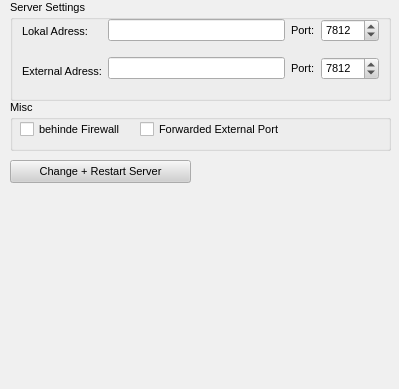
First picture: the form in retroshare-gui/src/gui/Settings/ServerPage.ui, repository RetroShare/RetroShare, before the edit.
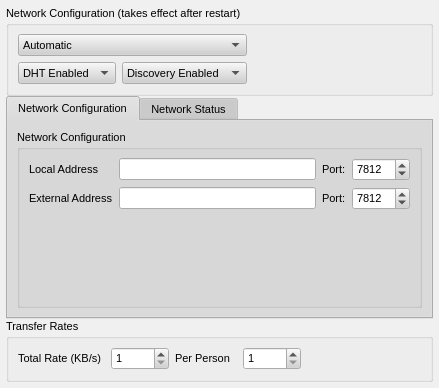
Second picture: the form after the edit.

Commit message: * update Preferences and Settings forms

The edit to the form file:
```diff
--- a/retroshare-gui/src/gui/Settings/ServerPage.ui
+++ b/retroshare-gui/src/gui/Settings/ServerPage.ui
@@ -5,14 +5,12 @@
    <rect>
     <x>0</x>
     <y>0</y>
-    <width>399</width>
-    <height>389</height>
+    <width>437</width>
+    <height>388</height>
    </rect>
   </property>
   <property name="sizePolicy" >
-   <sizepolicy>
-    <hsizetype>7</hsizetype>
-    <vsizetype>7</vsizetype>
+   <sizepolicy vsizetype="Expanding" hsizetype="Expanding" >
     <horstretch>0</horstretch>
     <verstretch>0</verstretch>
    </sizepolicy>
@@ -500,190 +498,420 @@
   <property name="contextMenuPolicy" >
    <enum>Qt::NoContextMenu</enum>
   </property>
-  <widget class="QPushButton" name="pushButton" >
-   <property name="geometry" >
-    <rect>
-     <x>10</x>
-     <y>160</y>
-     <width>181</width>
-     <height>23</height>
-    </rect>
+  <layout class="QGridLayout" >
+   <property name="leftMargin" >
+    <number>6</number>
    </property>
-   <property name="text" >
-    <string>Change + Restart Server</string>
+   <property name="topMargin" >
+    <number>6</number>
    </property>
-  </widget>
-  <widget class="QGroupBox" name="groupBox" >
-   <property name="geometry" >
-    <rect>
-     <x>10</x>
-     <y>0</y>
-     <width>381</width>
-     <height>101</height>
-    </rect>
+   <property name="rightMargin" >
+    <number>6</number>
    </property>
-   <property name="title" >
-    <string>Server Settings</string>
+   <property name="bottomMargin" >
+    <number>6</number>
    </property>
-   <widget class="QLabel" name="label_2" >
-    <property name="geometry" >
-     <rect>
-      <x>12</x>
-      <y>61</y>
-      <width>80</width>
-      <height>21</height>
-     </rect>
-    </property>
-    <property name="text" >
-     <string>&lt;html>&lt;head>&lt;meta name="qrichtext" content="1" />&lt;style type="text/css">
-p, li { white-space: pre-wrap; }
-&lt;/style>&lt;/head>&lt;body style=" font-family:'Arial'; font-size:8pt; font-weight:400; font-style:normal; text-decoration:none;">
-&lt;p style=" margin-top:0px; margin-bottom:0px; margin-left:0px; margin-right:0px; -qt-block-indent:0; text-indent:0px;">External Adress:&lt;/p>&lt;/body>&lt;/html></string>
-    </property>
-   </widget>
-   <widget class="QLabel" name="label" >
-    <property name="geometry" >
-     <rect>
-      <x>12</x>
-      <y>21</y>
-      <width>66</width>
-      <height>21</height>
-     </rect>
-    </property>
-    <property name="text" >
-     <string>&lt;html>&lt;head>&lt;meta name="qrichtext" content="1" />&lt;style type="text/css">
-p, li { white-space: pre-wrap; }
-&lt;/style>&lt;/head>&lt;body style=" font-family:'Arial'; font-size:8pt; font-weight:400; font-style:normal; text-decoration:none;">
-&lt;p style=" margin-top:0px; margin-bottom:0px; margin-left:0px; margin-right:0px; -qt-block-indent:0; text-indent:0px;">Lokal Adress:&lt;/p>&lt;/body>&lt;/html></string>
-    </property>
-   </widget>
-   <widget class="QWidget" name="layoutWidget" >
-    <property name="geometry" >
-     <rect>
-      <x>98</x>
-      <y>10</y>
-      <width>271</width>
-      <height>81</height>
-     </rect>
-    </property>
-    <layout class="QGridLayout" >
-     <property name="margin" >
+   <property name="horizontalSpacing" >
+    <number>0</number>
+   </property>
+   <property name="verticalSpacing" >
+    <number>0</number>
+   </property>
+   <item row="0" column="0" >
+    <widget class="QGroupBox" name="groupBox_2" >
+     <property name="sizePolicy" >
+      <sizepolicy vsizetype="Preferred" hsizetype="Preferred" >
+       <horstretch>0</horstretch>
+       <verstretch>0</verstretch>
+      </sizepolicy>
+     </property>
+     <property name="title" >
+      <string>Network Configuration (takes effect after restart)</string>
+     </property>
+     <layout class="QHBoxLayout" >
+      <item>
+       <layout class="QVBoxLayout" >
+        <item>
+         <widget class="QComboBox" name="netModeComboBox" >
+          <item>
+           <property name="text" >
+            <string>Automatic</string>
+           </property>
+          </item>
+          <item>
+           <property name="text" >
+            <string>Firewalled</string>
+           </property>
+          </item>
+          <item>
+           <property name="text" >
+            <string>Forwarded Port</string>
+           </property>
+          </item>
+         </widget>
+        </item>
+        <item>
+         <layout class="QHBoxLayout" >
+          <item>
+           <widget class="QComboBox" name="dhtComboBox" >
+            <item>
+             <property name="text" >
+              <string>DHT Enabled</string>
+             </property>
+            </item>
+            <item>
+             <property name="text" >
+              <string>DHT Disabled</string>
+             </property>
+            </item>
+           </widget>
+          </item>
+          <item>
+           <widget class="QComboBox" name="discComboBox" >
+            <item>
+             <property name="text" >
+              <string>Discovery Enabled</string>
+             </property>
+            </item>
+            <item>
+             <property name="text" >
+              <string>Discovery Disabled</string>
+             </property>
+            </item>
+           </widget>
+          </item>
+         </layout>
+        </item>
+       </layout>
+      </item>
+      <item>
+       <spacer>
+        <property name="orientation" >
+         <enum>Qt::Horizontal</enum>
+        </property>
+        <property name="sizeHint" >
+         <size>
+          <width>40</width>
+          <height>20</height>
+         </size>
+        </property>
+       </spacer>
+      </item>
+     </layout>
+    </widget>
+   </item>
+   <item row="1" column="0" >
+    <widget class="QTabWidget" name="networktabWidget" >
+     <property name="currentIndex" >
       <number>0</number>
      </property>
-     <property name="spacing" >
-      <number>6</number>
-     </property>
-     <item row="0" column="0" >
+     <widget class="QWidget" name="tab" >
+      <attribute name="title" >
+       <string>Network Configuration</string>
+      </attribute>
       <layout class="QGridLayout" >
-       <property name="margin" >
-        <number>0</number>
-       </property>
-       <property name="spacing" >
-        <number>6</number>
-       </property>
        <item row="0" column="0" >
-        <widget class="QLineEdit" name="lineEdit" />
-       </item>
-       <item row="0" column="1" >
-        <widget class="QLabel" name="label_4" >
-         <property name="text" >
-          <string>&lt;html>&lt;head>&lt;meta name="qrichtext" content="1" />&lt;style type="text/css">
-p, li { white-space: pre-wrap; }
-&lt;/style>&lt;/head>&lt;body style=" font-family:'Arial'; font-size:8pt; font-weight:400; font-style:normal; text-decoration:none;">
-&lt;p style=" margin-top:0px; margin-bottom:0px; margin-left:0px; margin-right:0px; -qt-block-indent:0; text-indent:0px;">Port:&lt;/p>&lt;/body>&lt;/html></string>
+        <widget class="QGroupBox" name="groupBox" >
+         <property name="title" >
+          <string>Network Configuration</string>
          </property>
+         <layout class="QGridLayout" >
+          <item row="0" column="0" >
+           <layout class="QHBoxLayout" >
+            <item>
+             <layout class="QVBoxLayout" >
+              <item>
+               <widget class="QLabel" name="label" >
+                <property name="text" >
+                 <string>Local Address</string>
+                </property>
+               </widget>
+              </item>
+              <item>
+               <widget class="QLabel" name="label_2" >
+                <property name="text" >
+                 <string>External Address</string>
+                </property>
+               </widget>
+              </item>
+             </layout>
+            </item>
+            <item>
+             <layout class="QGridLayout" >
+              <item row="0" column="0" >
+               <widget class="QLineEdit" name="localAddress" />
+              </item>
+              <item row="0" column="1" >
+               <widget class="QLabel" name="label_5" >
+                <property name="text" >
+                 <string>Port:</string>
+                </property>
+               </widget>
+              </item>
+              <item row="0" column="2" >
+               <widget class="QSpinBox" name="localPort" >
+                <property name="minimum" >
+                 <number>0</number>
+                </property>
+                <property name="maximum" >
+                 <number>65535</number>
+                </property>
+                <property name="value" >
+                 <number>7812</number>
+                </property>
+               </widget>
+              </item>
+              <item row="1" column="0" >
+               <widget class="QLineEdit" name="extAddress" />
+              </item>
+              <item row="1" column="1" >
+               <widget class="QLabel" name="label_4" >
+                <property name="text" >
+                 <string>Port:</string>
+                </property>
+               </widget>
+              </item>
+              <item row="1" column="2" >
+               <widget class="QSpinBox" name="extPort" >
+                <property name="minimum" >
+                 <number>0</number>
+                </property>
+                <property name="maximum" >
+                 <number>65535</number>
+                </property>
+                <property name="value" >
+                 <number>7812</number>
+                </property>
+               </widget>
+              </item>
+             </layout>
+            </item>
+           </layout>
+          </item>
+          <item row="1" column="0" >
+           <spacer>
+            <property name="orientation" >
+             <enum>Qt::Vertical</enum>
+            </property>
+            <property name="sizeHint" >
+             <size>
+              <width>381</width>
+              <height>40</height>
+             </size>
+            </property>
+           </spacer>
+          </item>
+         </layout>
         </widget>
        </item>
-       <item row="0" column="2" >
-        <widget class="QSpinBox" name="spinBox_2" >
-         <property name="maximum" >
-          <number>65535</number>
-         </property>
-         <property name="minimum" >
-          <number>1</number>
-         </property>
-         <property name="value" >
-          <number>7812</number>
-         </property>
-        </widget>
-       </item>
       </layout>
-     </item>
-     <item row="1" column="0" >
+     </widget>
+     <widget class="QWidget" name="tab_2" >
+      <attribute name="title" >
+       <string>Network Status</string>
+      </attribute>
       <layout class="QGridLayout" >
-       <property name="margin" >
-        <number>0</number>
-       </property>
-       <property name="spacing" >
-        <number>6</number>
-       </property>
-       <item row="0" column="2" >
-        <widget class="QSpinBox" name="spinBox_3" >
-         <property name="maximum" >
-          <number>65535</number>
-         </property>
-         <property name="minimum" >
-          <number>1</number>
-         </property>
-         <property name="value" >
-          <number>7812</number>
-         </property>
-        </widget>
-       </item>
-       <item row="0" column="1" >
-        <widget class="QLabel" name="label_3" >
-         <property name="text" >
-          <string>Port:</string>
-         </property>
-        </widget>
-       </item>
        <item row="0" column="0" >
-        <widget class="QLineEdit" name="lineEdit_2" />
+        <layout class="QHBoxLayout" >
+         <item>
+          <layout class="QVBoxLayout" >
+           <item>
+            <widget class="QRadioButton" name="radio_nonet" >
+             <property name="text" >
+              <string>No Conectivity</string>
+             </property>
+            </widget>
+           </item>
+           <item>
+            <widget class="QRadioButton" name="radio_netLimited" >
+             <property name="text" >
+              <string>Limited</string>
+             </property>
+            </widget>
+           </item>
+           <item>
+            <widget class="QRadioButton" name="radio_netUdp" >
+             <property name="text" >
+              <string>Udp</string>
+             </property>
+            </widget>
+           </item>
+           <item>
+            <widget class="QRadioButton" name="radio_netServer" >
+             <property name="text" >
+              <string>Retroshare Server</string>
+             </property>
+            </widget>
+           </item>
+          </layout>
+         </item>
+         <item>
+          <layout class="QVBoxLayout" >
+           <item>
+            <widget class="QCheckBox" name="check_udp" >
+             <property name="text" >
+              <string>UDP Connections</string>
+             </property>
+             <property name="checkable" >
+              <bool>false</bool>
+             </property>
+            </widget>
+           </item>
+           <item>
+            <widget class="QCheckBox" name="check_ext" >
+             <property name="text" >
+              <string>Stable External IP Addrress</string>
+             </property>
+             <property name="checkable" >
+              <bool>false</bool>
+             </property>
+            </widget>
+           </item>
+           <item>
+            <widget class="QCheckBox" name="check_dht" >
+             <property name="text" >
+              <string>DHT Okay</string>
+             </property>
+             <property name="checkable" >
+              <bool>false</bool>
+             </property>
+            </widget>
+           </item>
+           <item>
+            <widget class="QCheckBox" name="check_upnp" >
+             <property name="text" >
+              <string>UPnP Active</string>
+             </property>
+             <property name="checkable" >
+              <bool>false</bool>
+             </property>
+            </widget>
+           </item>
+           <item>
+            <widget class="QCheckBox" name="check_tcp" >
+             <property name="text" >
+              <string>TCP server</string>
+             </property>
+             <property name="checkable" >
+              <bool>false</bool>
+             </property>
+            </widget>
+           </item>
+          </layout>
+         </item>
+        </layout>
        </item>
       </layout>
-     </item>
-    </layout>
-   </widget>
-  </widget>
-  <widget class="QGroupBox" name="groupBox_2" >
-   <property name="geometry" >
-    <rect>
-     <x>10</x>
-     <y>100</y>
-     <width>381</width>
-     <height>51</height>
-    </rect>
-   </property>
-   <property name="title" >
-    <string>Misc</string>
-   </property>
-   <widget class="QCheckBox" name="checkBox" >
-    <property name="geometry" >
-     <rect>
-      <x>10</x>
-      <y>20</y>
-      <width>131</width>
-      <height>18</height>
-     </rect>
-    </property>
-    <property name="text" >
-     <string>behinde Firewall</string>
-    </property>
-   </widget>
-   <widget class="QCheckBox" name="checkBox_2" >
-    <property name="geometry" >
-     <rect>
-      <x>130</x>
-      <y>20</y>
-      <width>151</width>
-      <height>18</height>
-     </rect>
-    </property>
-    <property name="text" >
-     <string>Forwarded External Port</string>
-    </property>
-   </widget>
-  </widget>
+     </widget>
+    </widget>
+   </item>
+   <item row="2" column="0" >
+    <widget class="QGroupBox" name="groupBox_3" >
+     <property name="sizePolicy" >
+      <sizepolicy vsizetype="Preferred" hsizetype="Preferred" >
+       <horstretch>0</horstretch>
+       <verstretch>0</verstretch>
+      </sizepolicy>
+     </property>
+     <property name="title" >
+      <string>Transfer Rates</string>
+     </property>
+     <layout class="QHBoxLayout" >
+      <item>
+       <layout class="QHBoxLayout" >
+        <property name="spacing" >
+         <number>6</number>
+        </property>
+        <property name="leftMargin" >
+         <number>0</number>
+        </property>
+        <property name="topMargin" >
+         <number>0</number>
+        </property>
+        <property name="rightMargin" >
+         <number>0</number>
+        </property>
+        <property name="bottomMargin" >
+         <number>0</number>
+        </property>
+        <item>
+         <widget class="QLabel" name="label_14" >
+          <property name="text" >
+           <string>Total Rate (KB/s) </string>
+          </property>
+         </widget>
+        </item>
+        <item>
+         <widget class="QSpinBox" name="totalRate" >
+          <property name="minimum" >
+           <number>1</number>
+          </property>
+          <property name="maximum" >
+           <number>12500</number>
+          </property>
+          <property name="value" >
+           <number>1</number>
+          </property>
+         </widget>
+        </item>
+       </layout>
+      </item>
+      <item>
+       <layout class="QHBoxLayout" >
+        <property name="spacing" >
+         <number>6</number>
+        </property>
+        <property name="leftMargin" >
+         <number>0</number>
+        </property>
+        <property name="topMargin" >
+         <number>0</number>
+        </property>
+        <property name="rightMargin" >
+         <number>0</number>
+        </property>
+        <property name="bottomMargin" >
+         <number>0</number>
+        </property>
+        <item>
+         <widget class="QLabel" name="label_12" >
+          <property name="text" >
+           <string>Per Person  </string>
+          </property>
+         </widget>
+        </item>
+        <item>
+         <widget class="QSpinBox" name="indivRate" >
+          <property name="minimum" >
+           <number>1</number>
+          </property>
+          <property name="maximum" >
+           <number>12500</number>
+          </property>
+          <property name="value" >
+           <number>1</number>
+          </property>
+         </widget>
+        </item>
+       </layout>
+      </item>
+      <item>
+       <spacer>
+        <property name="orientation" >
+         <enum>Qt::Horizontal</enum>
+        </property>
+        <property name="sizeHint" >
+         <size>
+          <width>40</width>
+          <height>20</height>
+         </size>
+        </property>
+       </spacer>
+      </item>
+     </layout>
+    </widget>
+   </item>
+  </layout>
  </widget>
  <tabstops>
   <tabstop>lineEdit</tabstop>
```
Left out of the diff: 9 changed lines with no effect on the pictures. The commit also changes 17 other files.
